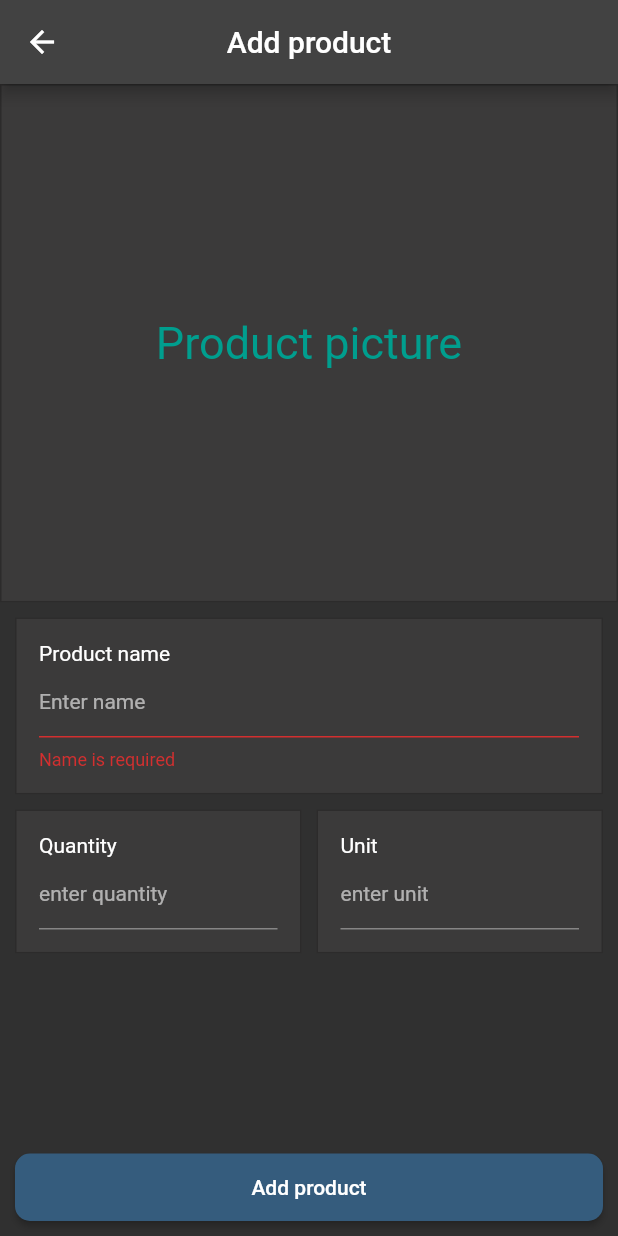
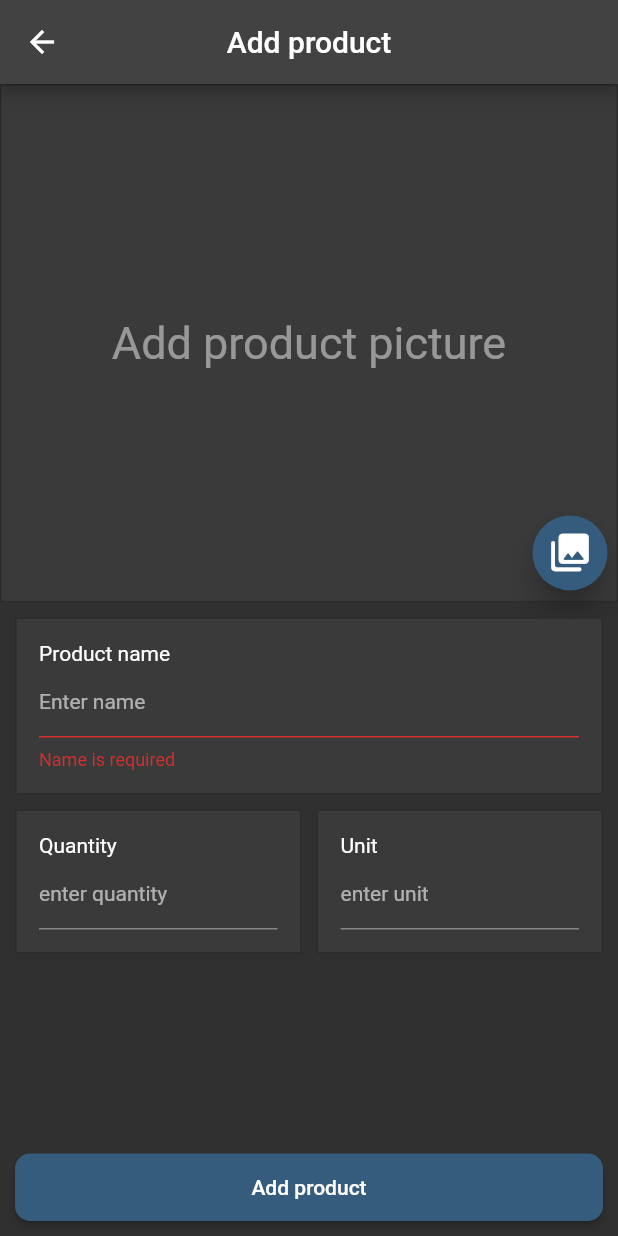
Before and after one commit to bmathus/shoplist_app_frontend, a Flutter app: the ProductView screen opened directly with sample values from the repository, after a tap on "Add product", on a phone screen of 412 x 824 dp. Run offline on Flutter 3.47's test engine with Material 2 defaults, Android fonts, the phone set to English and light mode, and no system bars.

Commit message:
open library button,loggout button,alert dialog

```diff
--- a/lib/customwidgets/LoginTextfieldWidget.dart
+++ b/lib/customwidgets/LoginTextfieldWidget.dart
@@ -6,17 +6,21 @@ class TextFieldWidget extends StatelessWidget {
   final IconData? rightIcon;
   final bool hideText;
   final Function(String)? onCh;
+  final TextEditingController controller;
 
   TextFieldWidget(
       {required this.hintText,
       required this.leftIcon,
       this.rightIcon,
       required this.hideText,
-      this.onCh});
+      this.onCh,
+      required this.controller});
 
   @override
   Widget build(BuildContext context) {
+    print("buldujem texhfield widget");
     return TextField(
+      controller: controller,
       onChanged: onCh,
       obscureText: hideText,
       style: const TextStyle(
--- a/lib/product_view.dart
+++ b/lib/product_view.dart
@@ -32,14 +32,16 @@ class _ProductViewState extends State<ProductView> {
   void initState() {
     if (widget.edit) {
       nameController.text = widget.product!.name;
-      quantityController.text = widget.product!.quantity.toString();
-      unitController.text = widget.product!.unit!;
+      quantityController.text = widget.product!.quantity == null
+          ? ""
+          : widget.product!.quantity.toString();
+      unitController.text = (widget.product!.unit ?? "");
     }
 
     super.initState();
   }
 
-  void addProduct() {
+  void add_edit_Product() {
     if (nameController.text.isEmpty) {
       setState(() {
         validateName = true;
@@ -50,20 +52,28 @@ class _ProductViewState extends State<ProductView> {
         quantityController.text =
             quantityController.text.replaceFirst(RegExp(','), '.');
       }
-
-      print(quantityController.text);
+      if (widget.edit) {
+        widget.product!.name = nameController.text;
+        widget.product!.unit =
+            unitController.text == "" ? null : unitController.text;
+        widget.product!.quantity = quantityController.text == ""
+            ? null
+            : double.parse(quantityController.text);
+      } else {
         widget.shoplist.products.add(
           Product(
-          picture_base64: "fdsagfa",
+            id: 0,
+            name: nameController.text,
             quantity: quantityController.text == ""
                 ? null
                 : double.parse(quantityController.text),
             unit: unitController.text == "" ? null : unitController.text,
             bought: false,
-          id: 0,
-          name: nameController.text,
+            picture_base64: "fdsagfa",
           ),
         );
+      }
+
       Navigator.of(context).pop();
     }
   }
@@ -86,6 +96,9 @@ class _ProductViewState extends State<ProductView> {
             child: Column(
               mainAxisSize: MainAxisSize.min,
               children: [
+                Stack(
+                  alignment: Alignment.bottomRight,
+                  children: [
                     Container(
                       decoration: BoxDecoration(
                         color: Color.fromARGB(255, 59, 58, 58),
@@ -103,13 +116,30 @@ class _ProductViewState extends State<ProductView> {
                             )
                           : const Center(
                               child: Text(
-                            "Product picture",
+                                "Add product picture",
                                 style: TextStyle(
                                   fontSize: 30,
-                              color: Color.fromARGB(255, 0, 158, 142),
+                                  color: Color.fromARGB(122, 255, 255, 255),
                                 ),
                               ),
                             ),
+                    ),
+                    Padding(
+                      padding: const EdgeInsets.only(bottom: 8),
+                      child: ElevatedButton(
+                        onPressed: () {},
+                        child: Icon(
+                          Icons.photo_library_rounded,
+                          size: 30,
+                        ),
+                        style: ElevatedButton.styleFrom(
+                            elevation: 8,
+                            primary: Color(0xFF355C7D),
+                            shape: CircleBorder(),
+                            padding: EdgeInsets.all(10)),
+                      ),
+                    ),
+                  ],
                 ),
                 TextFieldWidget(
                   errorText: validateName ? "Name is required" : null,
@@ -147,8 +177,8 @@ class _ProductViewState extends State<ProductView> {
                   ],
                 ),
                 Spacer(),
-                ButtonWidget(
-                    widget.edit ? "Save" : "Add product", () => addProduct()),
+                ButtonWidget(widget.edit ? "Save" : "Add product",
+                    () => add_edit_Product()),
                 SizedBox(
                   height: 10,
                 )
```
Also changed, not shown: lib/customwidgets/ProductItemWidget.dart (+20 -11 lines), lib/customwidgets/UserInfoWidget.dart (+19 -0 lines), lib/list_products_view.dart (+64 -28 lines), lib/login_view.dart (+24 -7 lines). Lines whose indentation alone changed are shown as unchanged.
